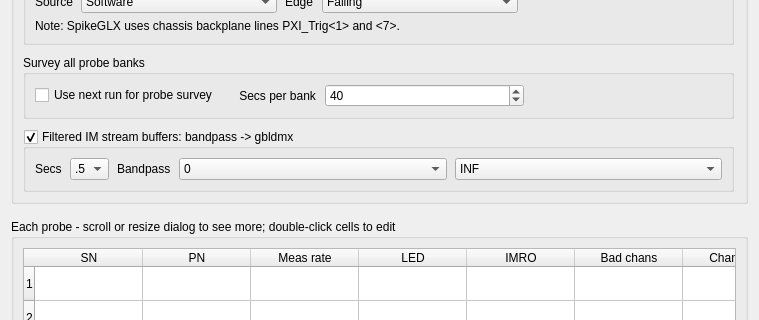
Before: the Qt Designer form Forms/IMTab.ui in billkarsh/SpikeGLX, drawn with Qt 5; both pictures show x 0 to 759 and y 110 to 430 of the 759 by 705 pixel window.
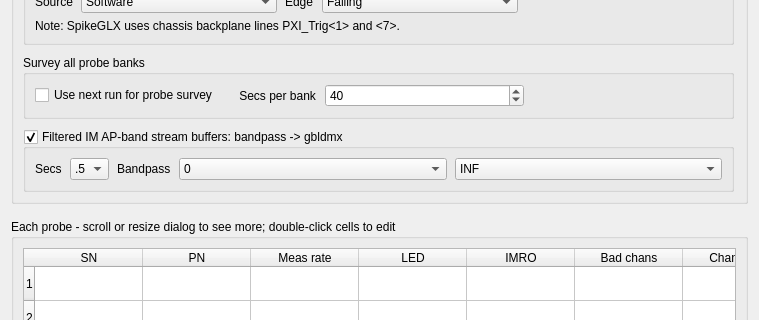
After: the same form once the commit is applied.

Commit message: Finish QFlt

The edit to the form file:
```diff
--- a/Forms/IMTab.ui
+++ b/Forms/IMTab.ui
@@ -248,7 +248,7 @@
       <item row="3" column="0" colspan="3">
        <widget class="QGroupBox" name="qfGB">
         <property name="title">
-         <string>Filtered IM stream buffers: bandpass -&gt; gbldmx</string>
+         <string>Filtered IM AP-band stream buffers: bandpass -&gt; gbldmx</string>
         </property>
         <property name="checkable">
          <bool>true</bool>
```
The commit also changes 1 other file.
